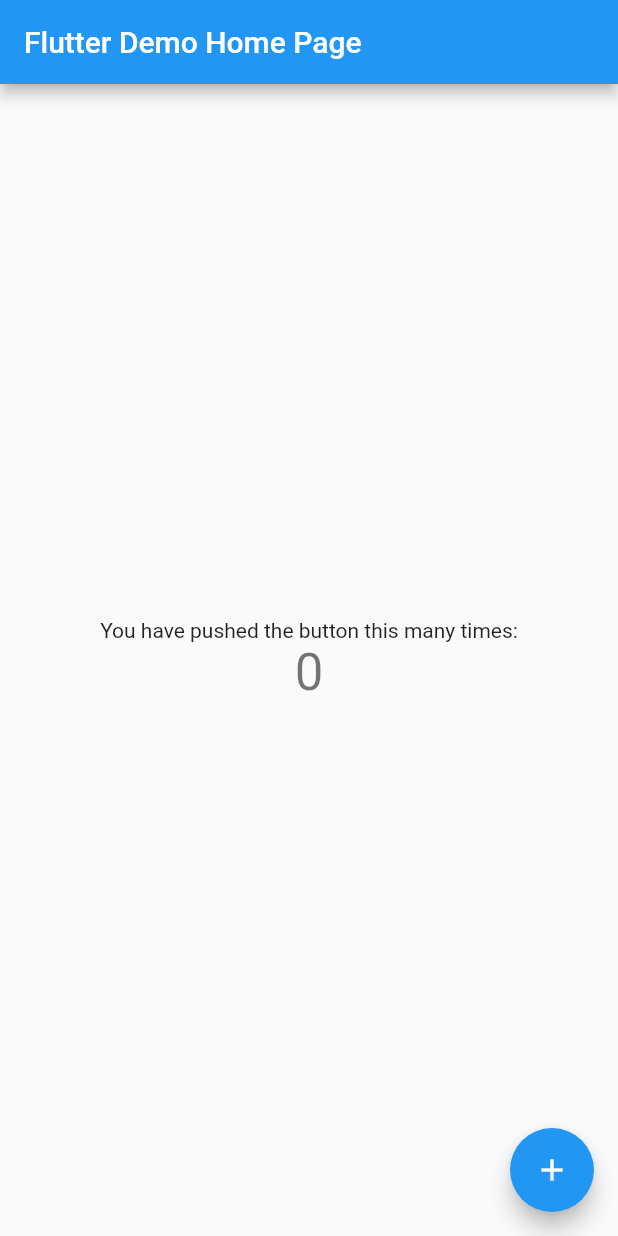
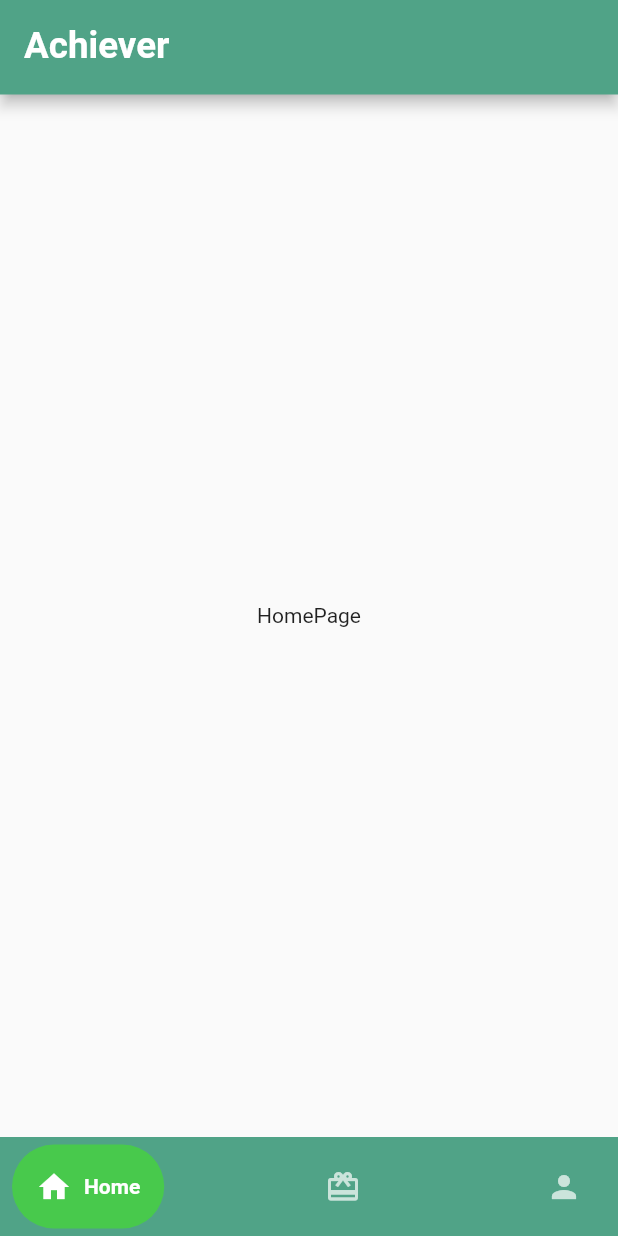
Before and after one commit to Surajpatra700/Oncogems, a Flutter app: the screen it shows after launch, on a phone screen of 412 x 824 dp. Run offline on Flutter 3.47's test engine with Material 2 defaults, Android fonts, the phone set to English and light mode, and no system bars; drawn by our look-alikes of google_nav_bar; our stand-ins replace firebase_core; accounts and stored records are empty.

Commit message:
homeScreen completed

```diff
--- a/lib/main.dart
+++ b/lib/main.dart
@@ -1,6 +1,10 @@
+import 'package:achiever/screens/homeScreen.dart';
+import 'package:firebase_core/firebase_core.dart';
 import 'package:flutter/material.dart';
 
-void main() {
+void main() async {
+  WidgetsFlutterBinding.ensureInitialized();
+  await Firebase.initializeApp();
   runApp(const MyApp());
 }
 
@@ -12,104 +16,12 @@
   Widget build(BuildContext context) {
     return MaterialApp(
       title: 'Flutter Demo',
+      debugShowCheckedModeBanner: false,
       theme: ThemeData(
-        // This is the theme of your application.
-        //
-        // Try running your application with "flutter run". You'll see the
-        // application has a blue toolbar. Then, without quitting the app, try
-        // changing the primarySwatch below to Colors.green and then invoke
-        // "hot reload" (press "r" in the console where you ran "flutter run",
-        // or simply save your changes to "hot reload" in a Flutter IDE).
-        // Notice that the counter didn't reset back to zero; the application
-        // is not restarted.
-        primarySwatch: Colors.blue,
+
+        primarySwatch: Colors.indigo,
       ),
-      home: const MyHomePage(title: 'Flutter Demo Home Page'),
+      home: HomeScreen(),
     );
   }
 }
-
-class MyHomePage extends StatefulWidget {
-  const MyHomePage({super.key, required this.title});
-
-  // This widget is the home page of your application. It is stateful, meaning
-  // that it has a State object (defined below) that contains fields that affect
-  // how it looks.
-
-  // This class is the configuration for the state. It holds the values (in this
-  // case the title) provided by the parent (in this case the App widget) and
-  // used by the build method of the State. Fields in a Widget subclass are
-  // always marked "final".
-
-  final String title;
-
-  @override
-  State<MyHomePage> createState() => _MyHomePageState();
-}
-
-class _MyHomePageState extends State<MyHomePage> {
-  int _counter = 0;
-
-  void _incrementCounter() {
-    setState(() {
-      // This call to setState tells the Flutter framework that something has
-      // changed in this State, which causes it to rerun the build method below
-      // so that the display can reflect the updated values. If we changed
-      // _counter without calling setState(), then the build method would not be
-      // called again, and so nothing would appear to happen.
-      _counter++;
-    });
-  }
-
-  @override
-  Widget build(BuildContext context) {
-    // This method is rerun every time setState is called, for instance as done
-    // by the _incrementCounter method above.
-    //
-    // The Flutter framework has been optimized to make rerunning build methods
-    // fast, so that you can just rebuild anything that needs updating rather
-    // than having to individually change instances of widgets.
-    return Scaffold(
-      appBar: AppBar(
-        // Here we take the value from the MyHomePage object that was created by
-        // the App.build method, and use it to set our appbar title.
-        title: Text(widget.title),
-      ),
-      body: Center(
-        // Center is a layout widget. It takes a single child and positions it
-        // in the middle of the parent.
-        child: Column(
-          // Column is also a layout widget. It takes a list of children and
-          // arranges them vertically. By default, it sizes itself to fit its
-          // children horizontally, and tries to be as tall as its parent.
-          //
-          // Invoke "debug painting" (press "p" in the console, choose the
-          // "Toggle Debug Paint" action from the Flutter Inspector in Android
-          // Studio, or the "Toggle Debug Paint" command in Visual Studio Code)
-          // to see the wireframe for each widget.
-          //
-          // Column has various properties to control how it sizes itself and
-          // how it positions its children. Here we use mainAxisAlignment to
-          // center the children vertically; the main axis here is the vertical
-          // axis because Columns are vertical (the cross axis would be
-          // horizontal).
-          mainAxisAlignment: MainAxisAlignment.center,
-          children: <Widget>[
-            const Text(
-              'You have pushed the button this many times:',
-            ),
-            Text(
-              '$_counter',
-              style: Theme.of(context).textTheme.headlineMedium,
-            ),
-          ],
-        ),
-      ),
-      floatingActionButton: FloatingActionButton(
-        onPressed: _incrementCounter,
-        tooltip: 'Increment',
-        child: const Icon(Icons.add),
-      ), // This trailing comma makes auto-formatting nicer for build methods.
-    );
-  }
-}
--- /dev/null
+++ b/lib/screens/achievement.dart
@@ -0,0 +1,19 @@
+import 'package:flutter/material.dart';
+import 'package:flutter/src/widgets/framework.dart';
+import 'package:flutter/src/widgets/placeholder.dart';
+
+class AchievementScreen extends StatefulWidget {
+  const AchievementScreen({super.key});
+
+  @override
+  State<AchievementScreen> createState() => _AchievementScreenState();
+}
+
+class _AchievementScreenState extends State<AchievementScreen> {
+  @override
+  Widget build(BuildContext context) {
+    return Scaffold(
+      body: Center(child: Text("Achievement"),),
+    );
+  }
+}
--- /dev/null
+++ b/lib/screens/homePage.dart
@@ -0,0 +1,19 @@
+import 'package:flutter/material.dart';
+import 'package:flutter/src/widgets/framework.dart';
+import 'package:flutter/src/widgets/placeholder.dart';
+
+class HomePage extends StatefulWidget {
+  const HomePage({super.key});
+
+  @override
+  State<HomePage> createState() => _HomePageState();
+}
+
+class _HomePageState extends State<HomePage> {
+  @override
+  Widget build(BuildContext context) {
+    return Scaffold(
+      body: Center(child: Text("HomePage"),),
+    );
+  }
+}
--- /dev/null
+++ b/lib/screens/homeScreen.dart
@@ -0,0 +1,104 @@
+// ignore_for_file: prefer_const_literals_to_create_immutables, prefer_const_constructors
+
+import 'package:achiever/screens/achievement.dart';
+import 'package:achiever/screens/homePage.dart';
+import 'package:achiever/screens/profile.dart';
+import 'package:flutter/material.dart';
+import 'package:google_nav_bar/google_nav_bar.dart';
+
+class HomeScreen extends StatefulWidget {
+  const HomeScreen({super.key});
+
+  @override
+  State<HomeScreen> createState() => _HomeScreenState();
+}
+
+class _HomeScreenState extends State<HomeScreen> {
+  int _index = 0;
+  PageController pageController = PageController();
+
+    List screens = [
+      HomePage(),
+    AchievementScreen(),
+    ProfileScreen(),
+  ];
+
+  Widget buildAppBar(){
+    return AppBar(
+      backgroundColor: Color(0xff50a387),
+      automaticallyImplyLeading: false,
+      title: Padding(
+        padding: const EdgeInsets.only(top: 4.0),
+        child: Text("Achiever", style: TextStyle(fontSize: 24.5, fontWeight: FontWeight.w700, color: Colors.white),),
+      ),
+    );
+  }
+
+  @override
+  Widget build(BuildContext context) {
+    return Scaffold(
+      appBar: PreferredSize(
+        preferredSize: Size.fromHeight(63),
+        child: buildAppBar()
+      ),
+      body: PageView.builder(
+          itemCount: 4,
+          controller: pageController,
+          onPageChanged: (page) {
+            setState(() {
+              _index = page;
+            });
+          },
+          itemBuilder: (context, position) {
+            return Container(
+              child: screens[position],
+            );
+          }),
+      bottomNavigationBar: SafeArea(
+        child: Container(
+          color: Color(0xff50a387),
+          child: Padding(
+            padding: const EdgeInsets.symmetric(horizontal: 8.0, vertical: 5),
+            child: GNav(
+              curve: Curves.fastOutSlowIn,
+              duration: Duration(milliseconds: 350),
+              backgroundColor: Color(0xff50a387),
+              tabBackgroundColor: Color.fromARGB(255, 72, 201, 76),
+              padding: EdgeInsets.all(16),
+              color: Colors.white,
+              activeColor: Colors.white,
+              gap: 8,
+              tabs: [
+                GButton(
+                  icon: Icons.home,
+                  text: 'Home',
+                  iconActiveColor: Colors.white,
+                  iconColor: Colors.white70,
+                ),
+                GButton(
+                  icon: Icons.card_giftcard,
+                  text: 'Achievement',
+                  iconActiveColor: Colors.white,
+                  iconColor: Colors.white70,
+                ),
+                GButton(
+                  icon: Icons.person,
+                  text: 'Profile',
+                  iconActiveColor: Colors.white,
+                  iconColor: Colors.white70,
+                ),
+              ],
+              selectedIndex: _index,
+              onTabChange: (index) {
+                setState(() {
+                  _index = index;
+                });
+                pageController.jumpToPage(index);
+              },
+            ),
+          ),
+        ),
+      ),
+    );
+  }
+}
--- /dev/null
+++ b/lib/screens/profile.dart
@@ -0,0 +1,19 @@
+import 'package:flutter/material.dart';
+import 'package:flutter/src/widgets/framework.dart';
+import 'package:flutter/src/widgets/placeholder.dart';
+
+class ProfileScreen extends StatefulWidget {
+  const ProfileScreen({super.key});
+
+  @override
+  State<ProfileScreen> createState() => _ProfileScreenState();
+}
+
+class _ProfileScreenState extends State<ProfileScreen> {
+  @override
+  Widget build(BuildContext context) {
+    return Scaffold(
+      body: Center(child: Text("Profile Page"),),
+    );
+  }
+}
--- a/pubspec.yaml
+++ b/pubspec.yaml
@@ -36,6 +36,8 @@
   # Use with the CupertinoIcons class for iOS style icons.
   cupertino_icons: ^1.0.2
   flutter_dotenv: ^5.1.0
+  firebase_core: ^2.15.0
+  google_nav_bar: ^5.0.0
 
 dev_dependencies:
   flutter_test:
@@ -60,8 +62,8 @@
   uses-material-design: true
 
   # To add assets to your application, add an assets section, like this:
-  # assets:
-  #   - images/a_dot_burr.jpeg
+  assets:
+    - .env
   #   - images/a_dot_ham.jpeg
 
   # An image asset can refer to one or more resolution-specific "variants", see
```
Also changed, not shown: pubspec.lock, 7 other files.
